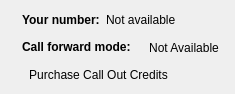
The window that wengophone/src/presentation/qt/profilebar/CreditWidget.ui (tkrotoff/WengoPhone) describes before a commit, drawn with Qt 5.
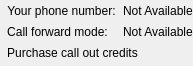
The same window after the commit. Icons and pictures are not drawn.

```diff
--- a/wengophone/src/presentation/qt/profilebar/CreditWidget.ui
+++ b/wengophone/src/presentation/qt/profilebar/CreditWidget.ui
@@ -8,109 +8,88 @@
    <rect>
     <x>0</x>
     <y>0</y>
-    <width>235</width>
-    <height>94</height>
+    <width>193</width>
+    <height>66</height>
    </rect>
   </property>
   <layout class="QGridLayout" >
    <property name="margin" >
-    <number>9</number>
+    <number>0</number>
    </property>
    <property name="spacing" >
-    <number>6</number>
+    <number>0</number>
    </property>
-   <item row="2" column="0" >
-    <widget class="QLabel" name="buyCreditsIconLabel" >
-     <property name="sizePolicy" >
-      <sizepolicy>
-       <hsizetype>4</hsizetype>
-       <vsizetype>5</vsizetype>
-       <horstretch>0</horstretch>
-       <verstretch>0</verstretch>
-      </sizepolicy>
+   <item row="0" column="1" >
+    <widget class="QLabel" name="landlineNumberLabel" >
+     <property name="toolTip" >
+      <string>Your Wengo phone number</string>
      </property>
-     <property name="pixmap" >
-      <pixmap resource="../wengophone.qrc" >:/pics/profilebar/credit/wengos.png</pixmap>
+     <property name="text" >
+      <string>Not Available</string>
      </property>
     </widget>
    </item>
    <item row="0" column="0" >
-    <widget class="QLabel" name="landlineNumberIconlabel" >
-     <property name="sizePolicy" >
-      <sizepolicy>
-       <hsizetype>4</hsizetype>
-       <vsizetype>5</vsizetype>
-       <horstretch>0</horstretch>
-       <verstretch>0</verstretch>
-      </sizepolicy>
+    <widget class="QToolButton" name="landlineNumberButton" >
+     <property name="text" >
+      <string>Your phone number:</string>
      </property>
-     <property name="pixmap" >
-      <pixmap resource="../wengophone.qrc" >:/pics/contact/landline.png</pixmap>
+     <property name="icon" >
+      <iconset resource="../wengophone.qrc" >:/pics/contact/landline.png</iconset>
+     </property>
+     <property name="toolButtonStyle" >
+      <enum>Qt::ToolButtonTextBesideIcon</enum>
+     </property>
+     <property name="autoRaise" >
+      <bool>true</bool>
      </property>
     </widget>
    </item>
    <item row="1" column="0" >
-    <widget class="QLabel" name="callForwardIconLabel" >
-     <property name="sizePolicy" >
-      <sizepolicy>
-       <hsizetype>4</hsizetype>
-       <vsizetype>5</vsizetype>
-       <horstretch>0</horstretch>
-       <verstretch>0</verstretch>
-      </sizepolicy>
-     </property>
-     <property name="pixmap" >
-      <pixmap resource="../wengophone.qrc" >:/pics/profilebar/credit/call_forward.png</pixmap>
-     </property>
-    </widget>
-   </item>
-   <item row="2" column="1" colspan="3" >
-    <widget class="QToolButton" name="buyCreditsButton" >
-     <property name="toolTip" >
-      <string>Click here to buy Wengo's credits</string>
-     </property>
-     <property name="text" >
-      <string>Purchase Call Out Credits</string>
-     </property>
-     <property name="autoRaise" >
-      <bool>true</bool>
-     </property>
-    </widget>
-   </item>
-   <item row="1" column="3" >
     <widget class="QToolButton" name="callForwardButton" >
      <property name="toolTip" >
       <string>Click here to change your call forward settings</string>
      </property>
      <property name="text" >
+      <string>Call forward mode:</string>
+     </property>
+     <property name="icon" >
+      <iconset resource="../wengophone.qrc" >:/pics/profilebar/credit/call_forward.png</iconset>
+     </property>
+     <property name="toolButtonStyle" >
+      <enum>Qt::ToolButtonTextBesideIcon</enum>
+     </property>
+     <property name="autoRaise" >
+      <bool>true</bool>
+     </property>
+    </widget>
+   </item>
+   <item row="2" column="0" colspan="2" >
+    <widget class="QToolButton" name="buyCreditsButton" >
+     <property name="toolTip" >
+      <string>Click here to buy Wengo's credits</string>
+     </property>
+     <property name="text" >
+      <string>Purchase call out credits</string>
+     </property>
+     <property name="icon" >
+      <iconset resource="../wengophone.qrc" >:/pics/profilebar/credit/wengos.png</iconset>
+     </property>
+     <property name="toolButtonStyle" >
+      <enum>Qt::ToolButtonTextBesideIcon</enum>
+     </property>
+     <property name="autoRaise" >
+      <bool>true</bool>
+     </property>
+    </widget>
+   </item>
+   <item row="1" column="1" >
+    <widget class="QLabel" name="callForwardLabel" >
+     <property name="toolTip" >
+      <string>Call Forward Method</string>
+     </property>
+     <property name="text" >
       <string>Not Available</string>
-     </property>
-     <property name="autoRaise" >
-      <bool>true</bool>
-     </property>
-    </widget>
-   </item>
-   <item row="1" column="1" colspan="2" >
-    <widget class="QLabel" name="callForwardTextLabel" >
-     <property name="text" >
-      <string>&lt;b>Call forward mode:&lt;/b></string>
-     </property>
-    </widget>
-   </item>
-   <item row="0" column="2" colspan="2" >
-    <widget class="QLabel" name="landlineNumberLabel" >
-     <property name="toolTip" >
-      <string>Your Wengo phone number</string>
-     </property>
-     <property name="text" >
-      <string>Not available</string>
-     </property>
-    </widget>
-   </item>
-   <item row="0" column="1" >
-    <widget class="QLabel" name="landlineNumberTextLabel" >
-     <property name="text" >
-      <string>&lt;b>Your number:&lt;/b></string>
      </property>
     </widget>
    </item>
```
